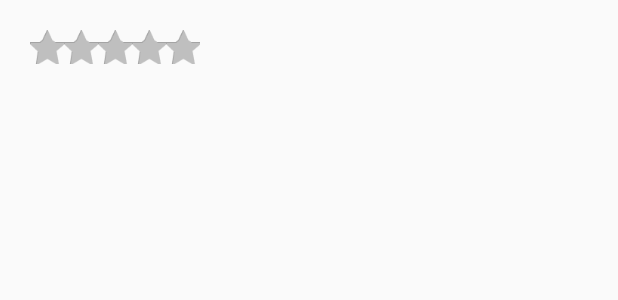
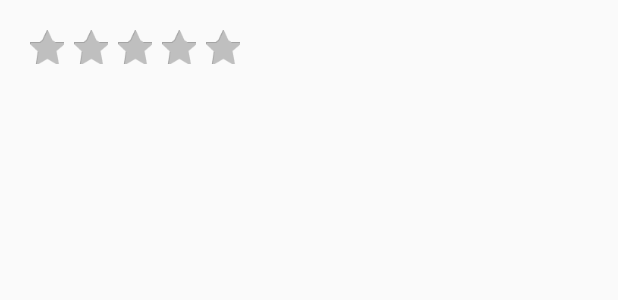
Before and after one commit to GuoYangGit/CustomView, an Android app: the layout activity_rating_bar.xml on its own in the app's theme, with its tools: preview values and no code run, on a phone screen of 412 x 824 dp. Shown: the top 300 px of the screen. Run offline under Robolectric (Android 15) with nearby library versions, the phone set to English and light mode, and no system bars.

Commit message:
评分view

```diff
--- a/app/src/main/java/com/example/guoyang/customview/ratingBarView/RatingBarView.java
+++ b/app/src/main/java/com/example/guoyang/customview/ratingBarView/RatingBarView.java
@@ -12,13 +12,19 @@ import android.view.View;
 
 import com.example.guoyang.customview.R;
 
+
 /**
  * Created by guoyang on 2017/8/29.
  */
 
 public class RatingBarView extends View {
+    //选中前后的图片
     private Bitmap mStarNormalBitmap, mStarFousBitmap;
+    //每个图片之间的间隙
+    private int mBarPadding;
+    //总分数
     private int mGradeNumber = 5;
+    //当前分数
     private int mCurrentGrade = 0;
 
 
@@ -32,17 +38,23 @@ public class RatingBarView extends View {
 
     public RatingBarView(Context context, @Nullable AttributeSet attrs, int defStyleAttr) {
         super(context, attrs, defStyleAttr);
+        initPaint(context, attrs);
+    }
 
+    private void initPaint(Context context, AttributeSet attrs) {
         TypedArray array = context.obtainStyledAttributes(attrs, R.styleable.RatingBarView);
-        int starNormalId = array.getResourceId(R.styleable.RatingBarView_starNormal, 0);
-        int starFocusId = array.getResourceId(R.styleable.RatingBarView_starFocus, 0);
+        int starNormalId = array.getResourceId(R.styleable.RatingBarView_ratingBarStarNormal, 0);
+        int starFocusId = array.getResourceId(R.styleable.RatingBarView_ratingBarStarFocus, 0);
+        mBarPadding = (int) array.getDimension(R.styleable.RatingBarView_ratingBarPadding, 10);
         if (starNormalId == 0) {
             throw new RuntimeException("请设置属性 starNormal");
         }
         if (starFocusId == 0) {
             throw new RuntimeException("请设置属性 starFocus");
         }
+        //设置选中图片
         mStarFousBitmap = BitmapFactory.decodeResource(getResources(), starFocusId);
+        //设置默认图片
         mStarNormalBitmap = BitmapFactory.decodeResource(getResources(), starNormalId);
         array.recycle();
     }
@@ -51,18 +63,20 @@ public class RatingBarView extends View {
     protected void onMeasure(int widthMeasureSpec, int heightMeasureSpec) {
         super.onMeasure(widthMeasureSpec, heightMeasureSpec);
         int height = mStarNormalBitmap.getHeight();
-        int width = mStarNormalBitmap.getWidth() * mGradeNumber;
+        int width = (mStarNormalBitmap.getWidth() + mBarPadding) * mGradeNumber;
         setMeasuredDimension(width, height);
     }
 
     @Override
     protected void onDraw(Canvas canvas) {
         for (int i = 0; i < mGradeNumber; i++) {
-            int x = i * mStarNormalBitmap.getWidth();
+            int x = i * (mStarNormalBitmap.getWidth() + mBarPadding);
             int top = getPaddingTop();
-            if (mCurrentGrade>i){
+            if (mCurrentGrade > i) {
+                //绘制评分
                 canvas.drawBitmap(mStarFousBitmap, x, top, null);
-            }else {
+            } else {
+                //绘制默认
                 canvas.drawBitmap(mStarNormalBitmap, x, top, null);
             }
         }
@@ -73,13 +87,14 @@ public class RatingBarView extends View {
         switch (event.getAction()) {
             case MotionEvent.ACTION_DOWN:
             case MotionEvent.ACTION_MOVE:
-
-                float moveX = event.getX();//获取手指当前按下x的位置
+                //获取手指当前按下x的位置
+                float moveX = event.getX();
                 //event.getRawX()获取屏幕X的位置
-                int currentGrade = (int) (moveX/mStarNormalBitmap.getWidth()+1);
-                if (currentGrade<0) currentGrade = 0;
-                if (currentGrade>mGradeNumber) currentGrade = mGradeNumber;
-                if (currentGrade == mCurrentGrade){
+                //根据用户当前位置计算出当前评分
+                int currentGrade = (int) (moveX / (mStarNormalBitmap.getWidth()+mBarPadding) + 1);
+                if (currentGrade < 0) currentGrade = 0;
+                if (currentGrade > mGradeNumber) currentGrade = mGradeNumber;
+                if (currentGrade == mCurrentGrade) {
                     return true;
                 }
                 mCurrentGrade = currentGrade;
--- a/app/src/main/res/layout/activity_rating_bar.xml
+++ b/app/src/main/res/layout/activity_rating_bar.xml
@@ -10,8 +10,8 @@
     <com.example.guoyang.customview.ratingBarView.RatingBarView
         android:layout_width="wrap_content"
         android:layout_height="wrap_content"
-        app:gradeNumber="5"
-        app:starFocus="@mipmap/star_selected"
-        app:starNormal="@mipmap/star_normal"/>
+        app:ratingBarGradeNumber="5"
+        app:ratingBarStarFocus="@mipmap/star_selected"
+        app:ratingBarStarNormal="@mipmap/star_normal" />
 
 </LinearLayout>
```
Also changed, not shown: app/src/main/res/values/attrs.xml (+4 -3 lines).
